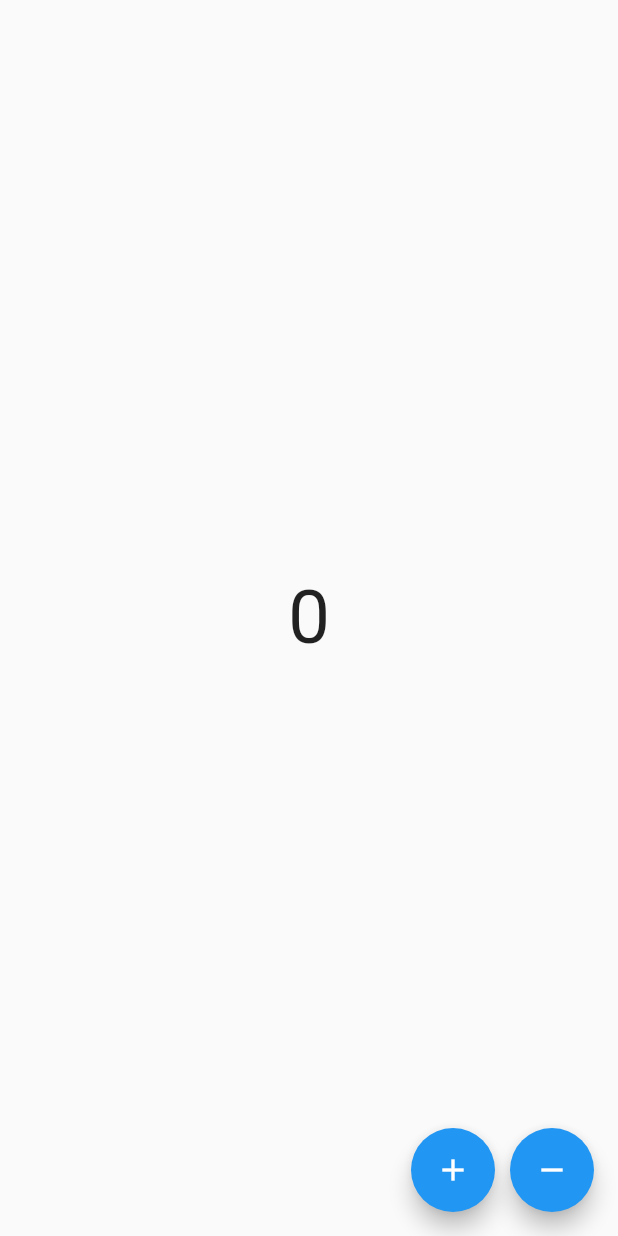
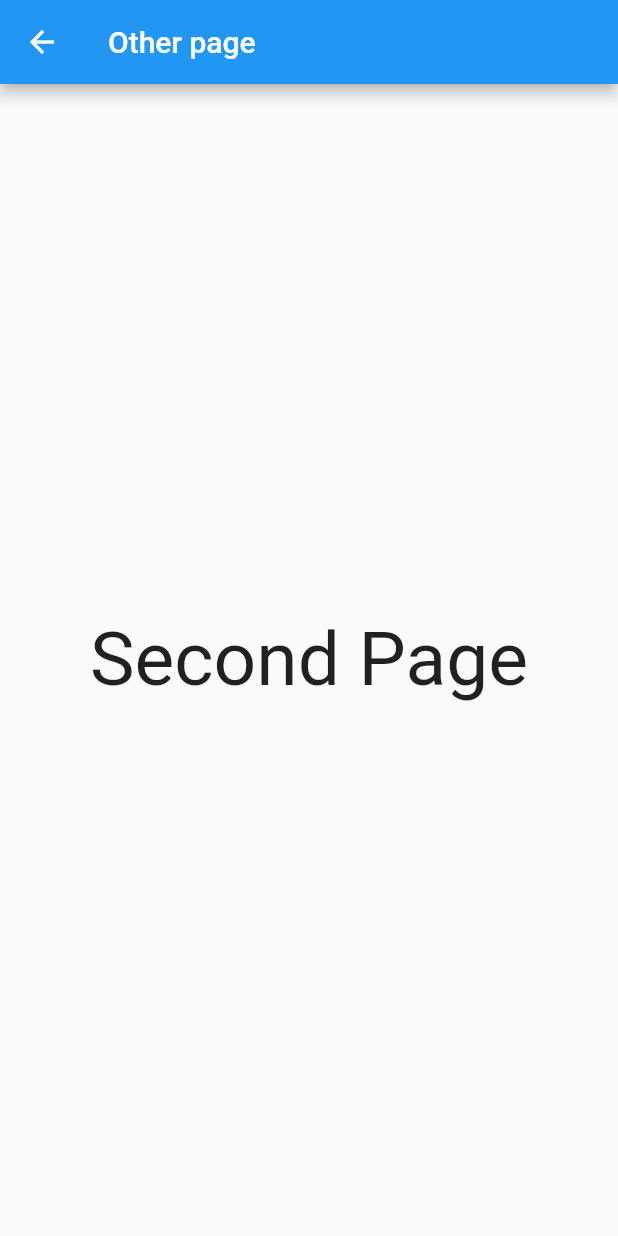
Before and after one commit to flutteracademy-app/introduccion_bloc_mgt, a Flutter app: the screen it shows after launch, after a tap on the "add" icon, after a tap on the "remove" icon, on a phone screen of 412 x 824 dp. Run offline on Flutter 3.47's test engine with Material 2 defaults, Android fonts, the phone set to English and light mode, and no system bars; our stand-ins replace bloc, flutter_bloc.

```diff
--- a/lib/main.dart
+++ b/lib/main.dart
@@ -1,6 +1,7 @@
 import 'package:flutter/material.dart';
 import 'package:flutter_bloc/flutter_bloc.dart';
-import 'package:introduccion_bloc_mgt/cubits/cubit/counter_cubit.dart';
+import 'package:introduccion_bloc_mgt/cubits/counter/counter_cubit.dart';
+
 import 'package:introduccion_bloc_mgt/pages/home_page.dart';
 
 void main() => runApp(const MyApp());
--- a/lib/pages/home_page.dart
+++ b/lib/pages/home_page.dart
@@ -1,6 +1,7 @@
 import 'package:flutter/material.dart';
 import 'package:flutter_bloc/flutter_bloc.dart';
-import 'package:introduccion_bloc_mgt/cubits/cubit/counter_cubit.dart';
+import 'package:introduccion_bloc_mgt/cubits/counter/counter_cubit.dart';
+import 'package:introduccion_bloc_mgt/pages/other_page.dart';
 
 class HomePage extends StatelessWidget {
   const HomePage({Key? key}) : super(key: key);
@@ -30,7 +31,29 @@ class HomePage extends StatelessWidget {
           ),
         ],
       ),
-      body: BlocBuilder<CounterCubit, CounterState>(
+      body: BlocConsumer<CounterCubit, CounterState>(
+        listener: (context, state) {
+          if (state.counter == 2) {
+            showDialog(
+              context: context,
+              builder: (context) {
+                return AlertDialog(
+                  content: Text('Counter es ${state.counter}'),
+                );
+              },
+            );
+          }
+          if (state.counter == 0) {
+            Navigator.push(
+              context,
+              MaterialPageRoute(
+                builder: (context) {
+                  return const OtherPage();
+                },
+              ),
+            );
+          }
+        },
         builder: (context, state) {
           return Center(
             child: Text(
@@ -40,6 +63,31 @@ class HomePage extends StatelessWidget {
           );
         },
       ),
+
+      //  BlocListener<CounterCubit, CounterState>(
+      //   listener: (context, state1) {
+      //     if (state1.counter == 2) {
+      //       showDialog(
+      //         context: context,
+      //         builder: (context) {
+      //           return AlertDialog(
+      //             content: Text('Counter es ${state1.counter}'),
+      //           );
+      //         },
+      //       );
+      //     }
+      //   },
+      //   child: BlocBuilder<CounterCubit, CounterState>(
+      //     builder: (context, state2) {
+      //       return Center(
+      //         child: Text(
+      //           "${state2.counter}",
+      //           style: const TextStyle(fontSize: 50.0),
+      //         ),
+      //       );
+      //     },
+      //   ),
+      // ),
     );
   }
 }
--- /dev/null
+++ b/lib/pages/other_page.dart
@@ -0,0 +1,20 @@
+import 'package:flutter/material.dart';
+
+class OtherPage extends StatelessWidget {
+  const OtherPage({Key? key}) : super(key: key);
+
+  @override
+  Widget build(BuildContext context) {
+    return Scaffold(
+      appBar: AppBar(
+        title: Text("Other page"),
+      ),
+      body: Center(
+        child: Text(
+          "Second Page",
+          style: TextStyle(fontSize: 50.0),
+        ),
+      ),
+    );
+  }
+}
```
Also changed, not shown: lib/cubits/counter/counter_cubit.dart (renamed from lib/cubits/cubit/counter_cubit.dart), lib/cubits/counter/counter_state.dart (renamed from lib/cubits/cubit/counter_state.dart).
